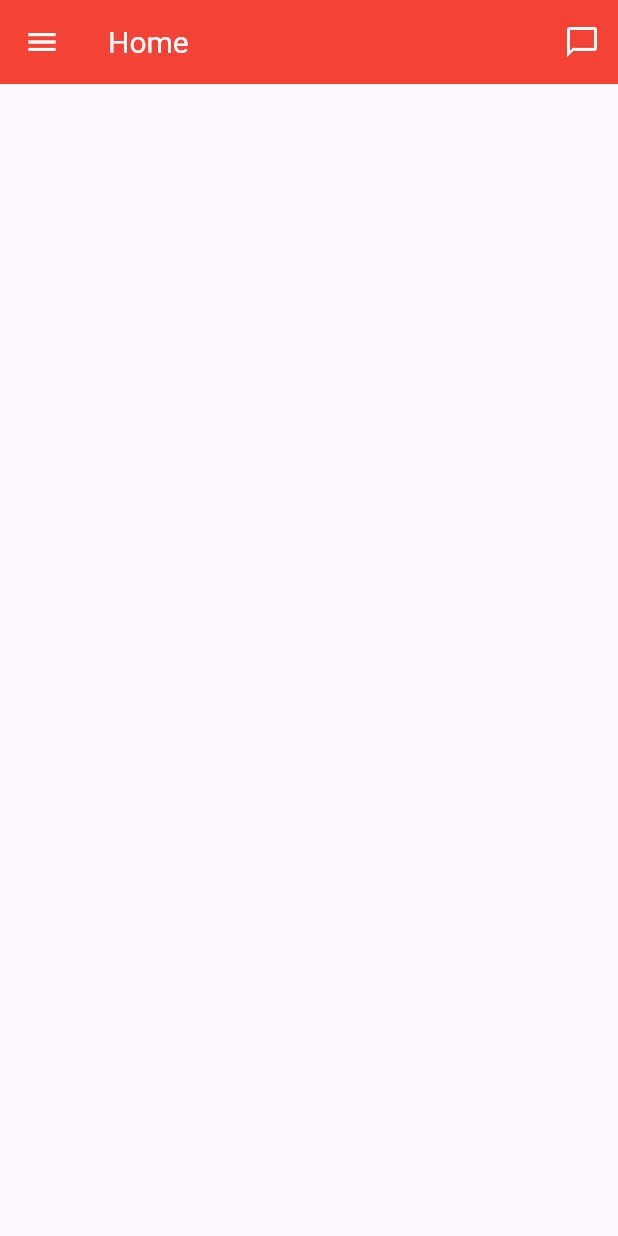
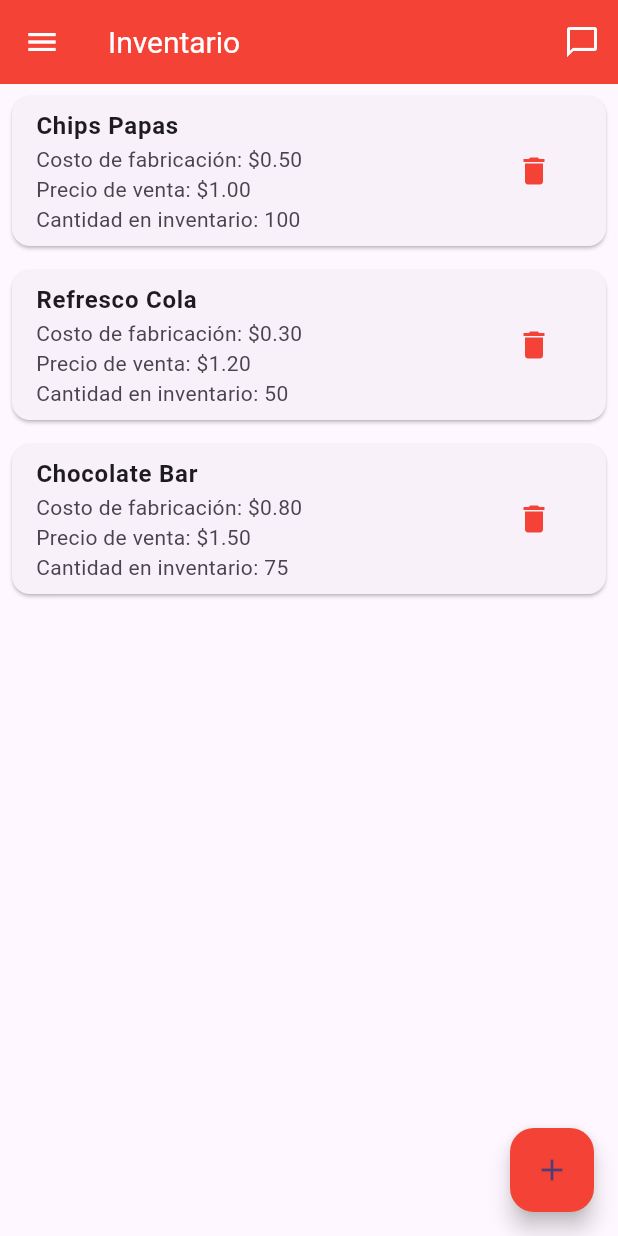
Before and after one commit to marlonbossa09/red_snack_gestion, a Flutter app: the InventarioScreen screen opened directly, on a phone screen of 412 x 824 dp. Run offline on Flutter 3.47's test engine with Material 3 defaults, Android fonts, the phone set to English and light mode, and no system bars; our stand-ins replace fl_chart.

Commit message:
se crea la ventana de inventario y la opcion de agregar productos

```diff
--- a/lib/app/controller/inventario_controller.dart
+++ b/lib/app/controller/inventario_controller.dart
@@ -8,21 +8,18 @@ class InventarioController {
   List<Producto> productos = [
     Producto(
       nombre: 'Chips Papas',
-      fotoUrl: '',
       costoFabricacion: 0.50,
       precioVenta: 1.00,
       cantidad: 100,
     ),
     Producto(
       nombre: 'Refresco Cola',
-      fotoUrl: '',
       costoFabricacion: 0.30,
       precioVenta: 1.20,
       cantidad: 50,
     ),
     Producto(
       nombre: 'Chocolate Bar',
-      fotoUrl: '',
       costoFabricacion: 0.80,
       precioVenta: 1.50,
       cantidad: 75,
--- a/lib/app/models/producto.dart
+++ b/lib/app/models/producto.dart
@@ -1,13 +1,11 @@
 class Producto {
   final String nombre;
-  final String fotoUrl;
   final double costoFabricacion;
   final double precioVenta;
   final int cantidad;
 
   Producto({
     required this.nombre,
-    required this.fotoUrl,
     required this.costoFabricacion,
     required this.precioVenta,
     required this.cantidad,
--- a/lib/app/pages/inventario.dart
+++ b/lib/app/pages/inventario.dart
@@ -1,4 +1,6 @@
 import 'package:flutter/material.dart';
+import 'package:red_snack_gestion/app/controller/inventario_controller.dart';
+import 'package:red_snack_gestion/app/models/producto.dart';
 import 'package:red_snack_gestion/app/pages/chat_page.dart';
 import 'package:red_snack_gestion/app/widget/appbar.dart';
 
@@ -11,11 +13,121 @@ class InventarioScreen extends StatefulWidget {
 }
 
 class _InventarioScreenState extends State<InventarioScreen> {
+  final InventarioController controller = InventarioController();
+
+  void _mostrarDialogoAgregarProducto() {
+    final TextEditingController nombreController = TextEditingController();
+    final TextEditingController costoController = TextEditingController();
+    final TextEditingController precioController = TextEditingController();
+    final TextEditingController cantidadController = TextEditingController();
+
+    showDialog(
+      context: context,
+      builder: (context) {
+        return AlertDialog(
+          title: const Text('Agregar Producto'),
+          content: Column(
+            mainAxisSize: MainAxisSize.min,
+            children: [
+              TextField(
+                controller: nombreController,
+                decoration: const InputDecoration(labelText: 'Nombre del producto'),
+              ),
+              TextField(
+                controller: costoController,
+                decoration: const InputDecoration(labelText: 'Costo de fabricación'),
+                keyboardType: TextInputType.number,
+              ),
+              TextField(
+                controller: precioController,
+                decoration: const InputDecoration(labelText: 'Precio de venta'),
+                keyboardType: TextInputType.number,
+              ),
+              TextField(
+                controller: cantidadController,
+                decoration: const InputDecoration(labelText: 'Cantidad en inventario'),
+                keyboardType: TextInputType.number,
+              ),
+            ],
+          ),
+          actions: [
+            TextButton(
+              onPressed: () {
+                final String nombre = nombreController.text;
+                final double costo = double.tryParse(costoController.text) ?? 0.0;
+                final double precio = double.tryParse(precioController.text) ?? 0.0;
+                final int cantidad = int.tryParse(cantidadController.text) ?? 0;
+
+                if (nombre.isNotEmpty && costo > 0 && precio > 0 && cantidad > 0) {
+                  controller.agregarProducto(Producto(
+                    nombre: nombre,
+                    costoFabricacion: costo,
+                    precioVenta: precio,
+                    cantidad: cantidad,
+                  ));
+                  Navigator.of(context).pop();
+                  setState(() {}); // Actualizar la UI
+                }
+              },
+              child: const Text('Agregar'),
+            ),
+            TextButton(
+              onPressed: () {
+                Navigator.of(context).pop();
+              },
+              child: const Text('Cancelar'),
+            ),
+          ],
+        );
+      },
+    );
+  }
+
   @override
   Widget build(BuildContext context) {
-    return const Scaffold(
-      appBar:  GlobalAppBar(title: 'Home', chatPage: Chats()),
-      drawer: SideMenu(),
+    return Scaffold(
+      appBar: const GlobalAppBar(title: 'Inventario', chatPage: Chats()),
+      drawer: const SideMenu(), // Asegúrate de tener implementado el SideMenu
+      body: SingleChildScrollView(
+        child: Column(
+          children: controller.productos.map((producto) {
+            return Card(
+              margin: const EdgeInsets.all(8.0),
+              child: ListTile(
+                title: Text(
+                  producto.nombre,
+                  style: const TextStyle(fontWeight: FontWeight.bold),
+                ),
+                subtitle: Column(
+                  crossAxisAlignment: CrossAxisAlignment.start,
+                  children: [
+                    Text('Costo de fabricación: \$${producto.costoFabricacion.toStringAsFixed(2)}'),
+                    Text('Precio de venta: \$${producto.precioVenta.toStringAsFixed(2)}'),
+                    Text('Cantidad en inventario: ${producto.cantidad}'),
+                  ],
+                ),
+                trailing: IconButton(
+                  icon: const Icon(Icons.delete, color: Colors.red),
+                  onPressed: () {
+                    setState(() {
+                      controller.eliminarProducto(controller.productos.indexOf(producto));
+                    });
+                  },
+                ),
+                onTap: () {
+                  // Aquí puedes navegar a una página de detalles si lo deseas
+                },
+              ),
+            );
+          }).toList(),
+        ),
+      ),
+      floatingActionButton: FloatingActionButton(
+        onPressed: _mostrarDialogoAgregarProducto,
+        // ignore: sort_child_properties_last
+        child: const Icon(Icons.add),
+        backgroundColor: Colors.red,
+      ),
     );
   }
 }
--- a/lib/app/widget/grafica.dart
+++ b/lib/app/widget/grafica.dart
@@ -83,7 +83,7 @@ class _TransaccionesEstadoState extends State<TransaccionesEstado> {
                     final isTransaction = rod.color == Colors.pink;
                     final value = rod.toY;
                     return BarTooltipItem(
-                      '${isTransaction ? "Transacción" : "Total"}: ${value}K',
+                      '${isTransaction ? "Costos" : "Ganancias"}: ${value}K',
                       const TextStyle(color: Colors.black),
                     );
                   },
```
